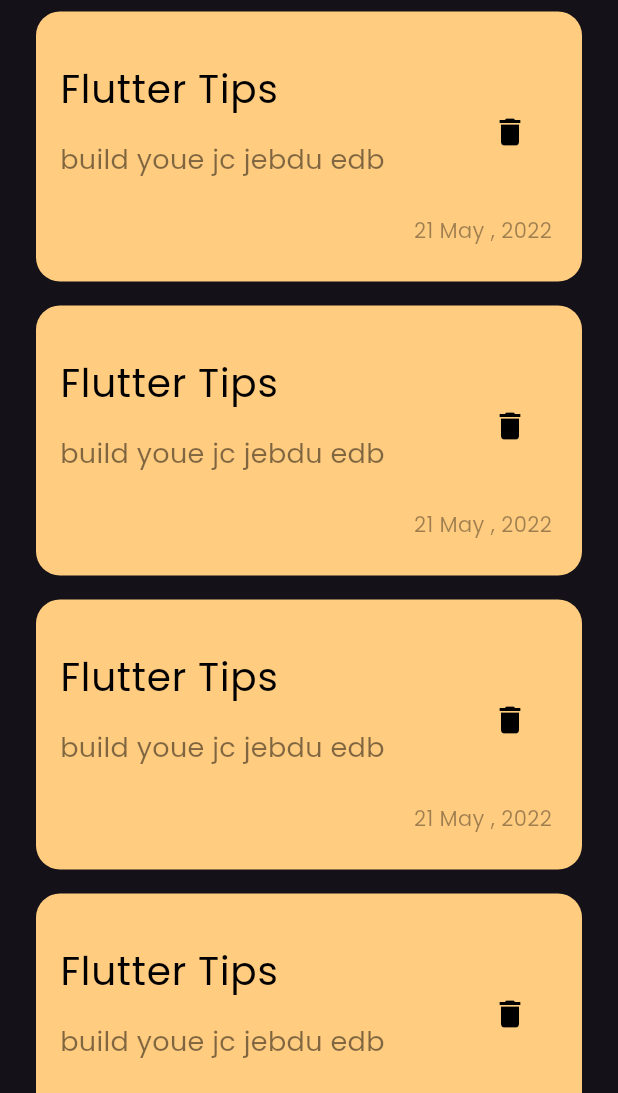
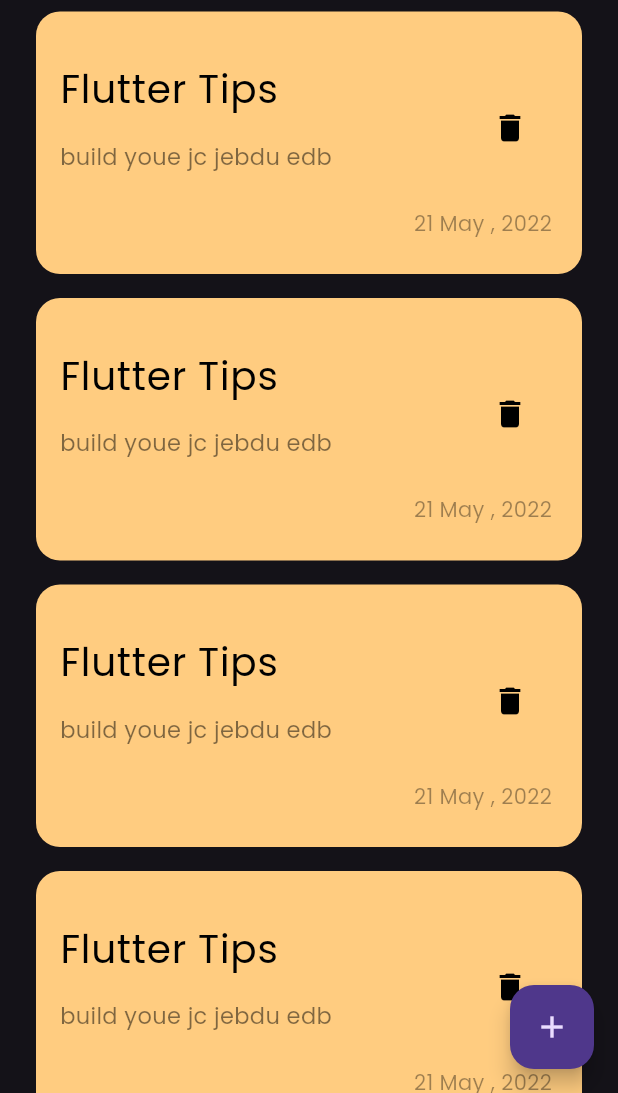
Before and after one commit to abdelrahmanMohamed7193/notes_app, a Flutter app: the screen it shows after launch, on a phone screen of 412 x 824 dp, the part 143-1236 px from its top. Run offline on Flutter 3.47's test engine with Material 3 defaults, Android fonts, the phone set to English and light mode, and no system bars.

Commit message:
adding floating action button

```diff
--- a/lib/views/notes_view.dart
+++ b/lib/views/notes_view.dart
@@ -8,7 +8,12 @@
   @override
   Widget build(BuildContext context) {
     return Scaffold(
-      body: NotesViewBody()  ,
-    ) ;
+      floatingActionButton: FloatingActionButton(
+        onPressed: () {},
+        child: Icon(Icons.add),
+      ),
+
+      body: NotesViewBody(),
+    );
   }
 }
--- a/lib/views/widgets/custom_note_item.dart
+++ b/lib/views/widgets/custom_note_item.dart
@@ -18,7 +18,7 @@
             title:Text('Flutter Tips' ,style: TextStyle(color: Colors.black ,fontSize: 26),) ,
             subtitle: Padding(
               padding: const EdgeInsets.only(top: 15 ,bottom: 16),
-              child: Text('build youe jc jebdu edb',style: TextStyle(color: Colors.black.withOpacity(0.5) ,fontSize: 18)),
+              child: Text('build youe jc jebdu edb',style: TextStyle(color: Colors.black.withOpacity(0.5) ,fontSize: 15)),
             ),
             trailing: IconButton(onPressed: (){}, icon: Icon(Icons.delete ,color: Colors.black,size: 24,)),
           ) ,
```
